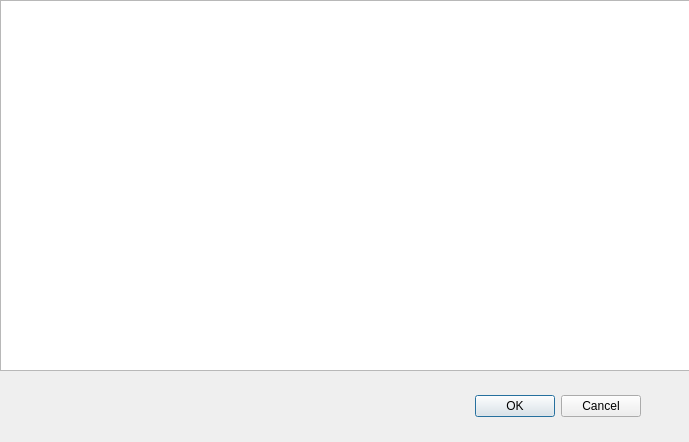
The window that urlchoosedialog.ui (kravchenko-aleksei/Browser) describes before a commit, drawn with Qt 5.
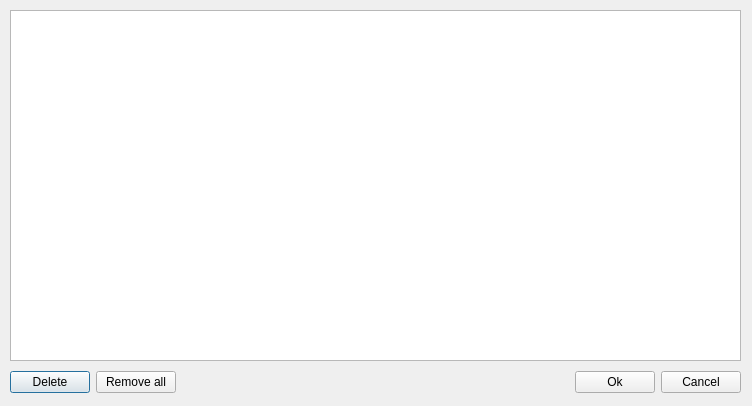
The same window after the commit.

Patch:
```diff
--- a/urlchoosedialog.ui
+++ b/urlchoosedialog.ui
@@ -6,39 +6,76 @@
    <rect>
     <x>0</x>
     <y>0</y>
-    <width>689</width>
-    <height>442</height>
+    <width>752</width>
+    <height>406</height>
    </rect>
   </property>
   <property name="windowTitle">
    <string>Dialog</string>
   </property>
-  <widget class="QDialogButtonBox" name="buttonBox">
-   <property name="geometry">
-    <rect>
-     <x>300</x>
-     <y>390</y>
-     <width>341</width>
-     <height>32</height>
-    </rect>
-   </property>
-   <property name="orientation">
-    <enum>Qt::Horizontal</enum>
-   </property>
-   <property name="standardButtons">
-    <set>QDialogButtonBox::Cancel|QDialogButtonBox::Ok</set>
-   </property>
-  </widget>
   <widget class="QListView" name="listView">
    <property name="geometry">
     <rect>
-     <x>0</x>
-     <y>0</y>
-     <width>691</width>
-     <height>371</height>
+     <x>10</x>
+     <y>10</y>
+     <width>731</width>
+     <height>351</height>
     </rect>
    </property>
   </widget>
+  <widget class="QWidget" name="layoutWidget">
+   <property name="geometry">
+    <rect>
+     <x>10</x>
+     <y>370</y>
+     <width>731</width>
+     <height>25</height>
+    </rect>
+   </property>
+   <layout class="QHBoxLayout" name="horizontalLayout">
+    <item>
+     <widget class="QPushButton" name="deleteButton">
+      <property name="text">
+       <string>Delete</string>
+      </property>
+     </widget>
+    </item>
+    <item>
+     <widget class="QPushButton" name="deleteAllButton">
+      <property name="text">
+       <string>Remove all</string>
+      </property>
+     </widget>
+    </item>
+    <item>
+     <spacer name="horizontalSpacer">
+      <property name="orientation">
+       <enum>Qt::Horizontal</enum>
+      </property>
+      <property name="sizeHint" stdset="0">
+       <size>
+        <width>40</width>
+        <height>20</height>
+       </size>
+      </property>
+     </spacer>
+    </item>
+    <item>
+     <widget class="QPushButton" name="okButton">
+      <property name="text">
+       <string>Ok</string>
+      </property>
+     </widget>
+    </item>
+    <item>
+     <widget class="QPushButton" name="canceButton">
+      <property name="text">
+       <string>Cancel</string>
+      </property>
+     </widget>
+    </item>
+   </layout>
+  </widget>
  </widget>
  <resources/>
  <connections>
```
Left out of the diff: 35 changed lines with no effect on the pictures.
